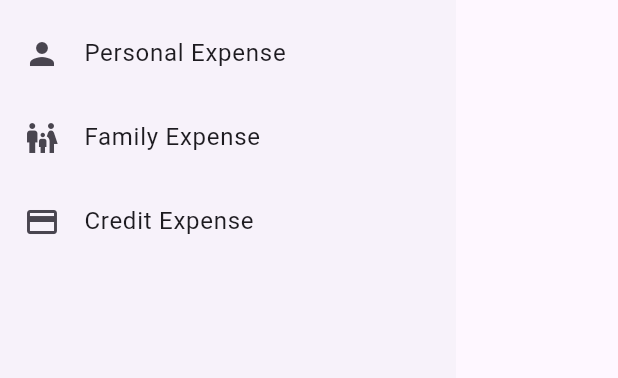
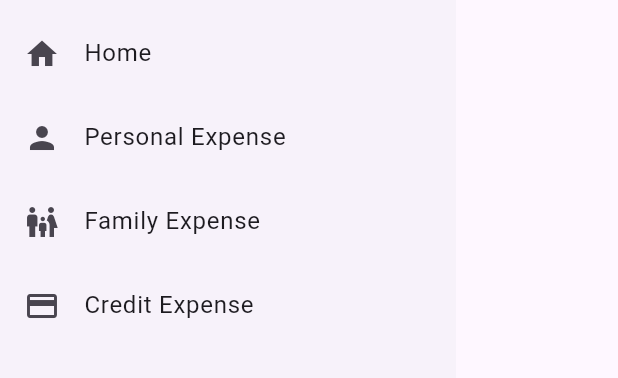
Before and after one commit to rishabjasrotia/SpendHelper, a Flutter app: the MyDrawer widget shown alone on an empty page, opened directly, on a phone screen of 412 x 824 dp, the part 242-620 px from its top. Run offline on Flutter 3.47's test engine with Material 3 defaults, Android fonts, the light colour scheme and no system bars; our stand-ins replace flutter_dotenv, googleapis_auth; missing offline and left inert: googleapis.

Commit message:
Home Page Added

```diff
--- a/lib/drawer/mydrawer.dart
+++ b/lib/drawer/mydrawer.dart
@@ -17,6 +17,15 @@ class MyDrawer extends StatelessWidget {
               color: Colors.blue,
             ),
             child: Text('SpendHelper'),
+          ),
+          ListTile(
+            leading: Icon(
+              Icons.home,
+            ),
+            title: const Text('Home'),
+            onTap: () {
+              selectedItem(context, 0);
+            },
           ),
           ListTile(
             leading: Icon(
@@ -54,6 +63,9 @@ class MyDrawer extends StatelessWidget {
 void selectedItem(BuildContext context, int index) {
   // Navigator.of(context).pop();
   switch (index) {
+    case 0:
+      Navigator.pushReplacementNamed(context, "/home");
+      break;
     case 1:
       Navigator.pushReplacementNamed(context, "/personalExpense");
       break;
```
